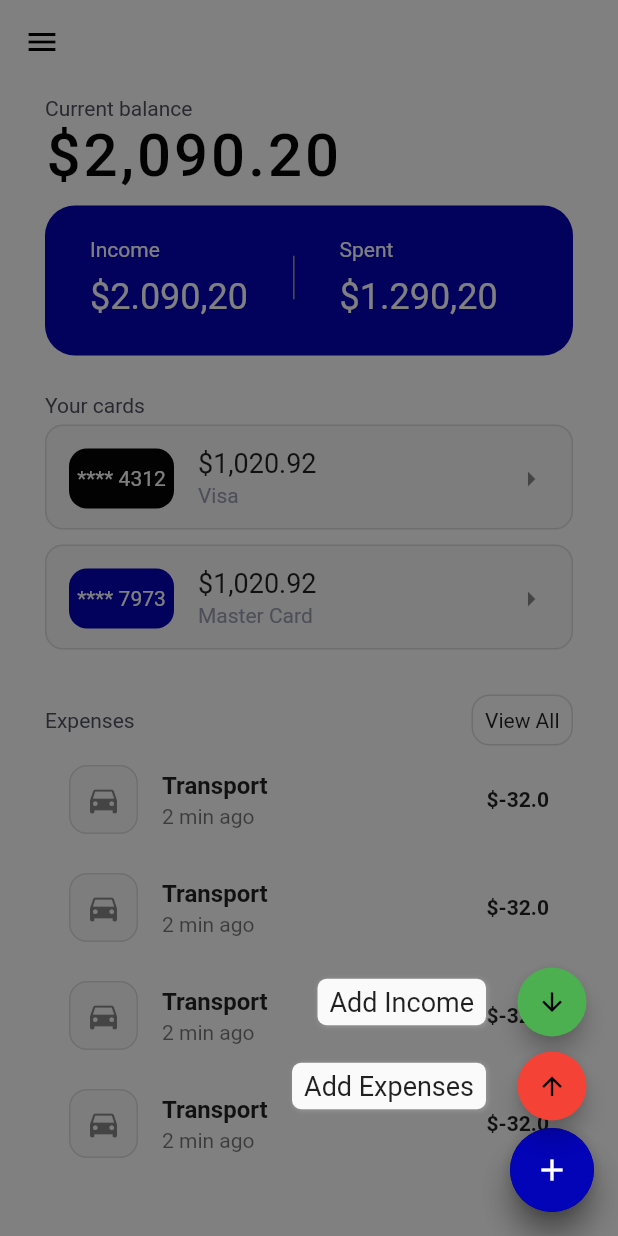
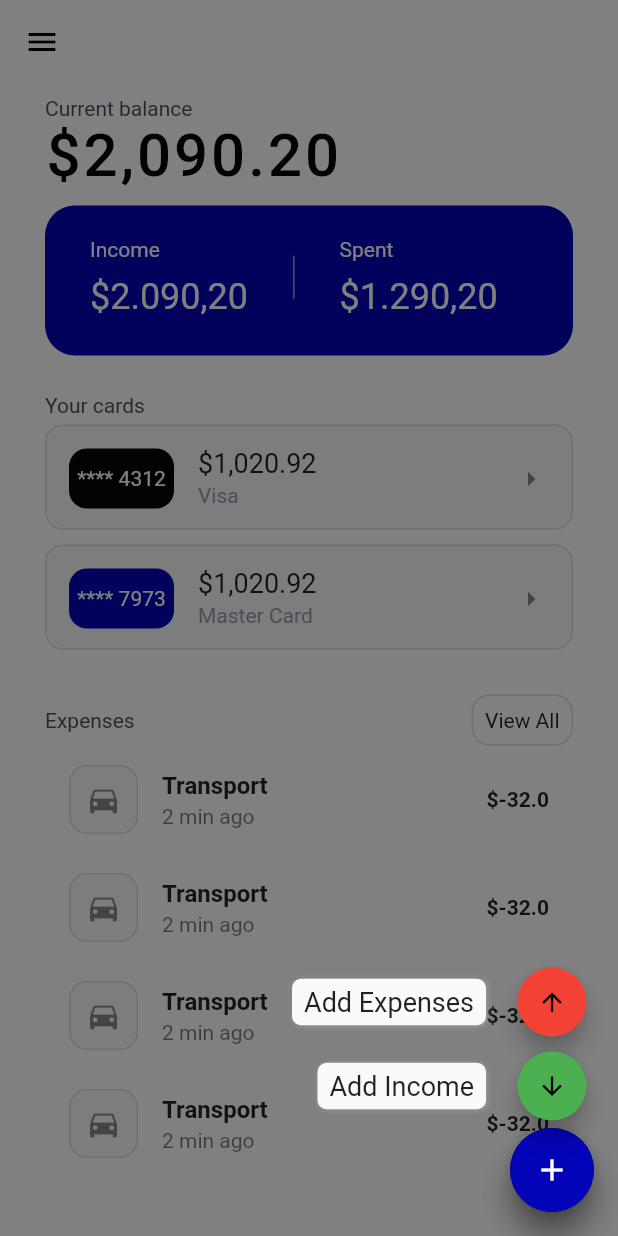
Before and after one commit to sanchezalejandro86/money-tracker, a Flutter app: the screen it shows after launch, after a tap on the "add" icon, on a phone screen of 412 x 824 dp. Run offline on Flutter 3.47's test engine with Material 2 defaults, Android fonts, the phone set to English and light mode, and no system bars; drawn by our look-alikes of flutter_speed_dial.

```diff
--- a/lib/screens/home_screen.dart
+++ b/lib/screens/home_screen.dart
@@ -20,7 +20,8 @@ class _HomeScreenState extends State<HomeScreen> {
       appBar: AppBar(
         backgroundColor: Colors.white,
         elevation: 0,
-        leading: Icon(Icons.menu, color: Colors.black,),
+        iconTheme: IconThemeData(color: Colors.black),
+        //leading: Icon(Icons.menu, color: Colors.black,),
       ),
       body: SingleChildScrollView(
         child: Container(
@@ -145,6 +146,44 @@ class _HomeScreenState extends State<HomeScreen> {
       ),
       backgroundColor: Colors.white,
       floatingActionButton: _getFAB(),
+      drawer: Drawer(
+          child: ListView(
+            // Important: Remove any padding from the ListView.
+            padding: EdgeInsets.zero,
+            children: <Widget>[
+              DrawerHeader(
+                child: Text('Money\nTracker', style: TextStyle(color: Colors.white, fontSize: 40),),
+                decoration: BoxDecoration(
+                  color: Color(0xFF6E7382),
+                ),
+              ),
+              ListTile(
+                leading: Icon(Icons.account_balance),
+                title: Text('Accounts', style: TextStyle(fontSize: 20),),
+                onTap: () {
+                },
+              ),
+              ListTile(
+                leading: Icon(Icons.credit_card),
+                title: Text('Credit Cards', style: TextStyle(fontSize: 20),),
+                onTap: () {
+                },
+              ),
+              ListTile(
+                leading: Icon(Icons.bookmark),
+                title: Text('Categories', style: TextStyle(fontSize: 20),),
+                onTap: () {
+                },
+              ),
+              ListTile(
+                leading: Icon(Icons.label),
+                title: Text('Labels', style: TextStyle(fontSize: 20),),
+                onTap: () {
+                },
+              ),
+            ],
+          ),
+      ),
     );
   }
 
@@ -174,6 +213,14 @@ class _HomeScreenState extends State<HomeScreen> {
       shape: CircleBorder(),
       children: [
         SpeedDialChild(
+          child: Icon(Icons.arrow_downward),
+          backgroundColor: Colors.green,
+          label: 'Add Income',
+          labelStyle: TextStyle(fontSize: 18.0),
+          onTap: () => {
+          },
+        ),
+        SpeedDialChild(
             child: Icon(Icons.arrow_upward),
             backgroundColor: Colors.red,
             label: 'Add Expenses',
@@ -185,14 +232,6 @@ class _HomeScreenState extends State<HomeScreen> {
               )
             }
         ),
-        SpeedDialChild(
-          child: Icon(Icons.arrow_downward),
-          backgroundColor: Colors.green,
-          label: 'Add Income',
-          labelStyle: TextStyle(fontSize: 18.0),
-          onTap: () => {
-          },
-        ),
       ],
     );
   }
```
